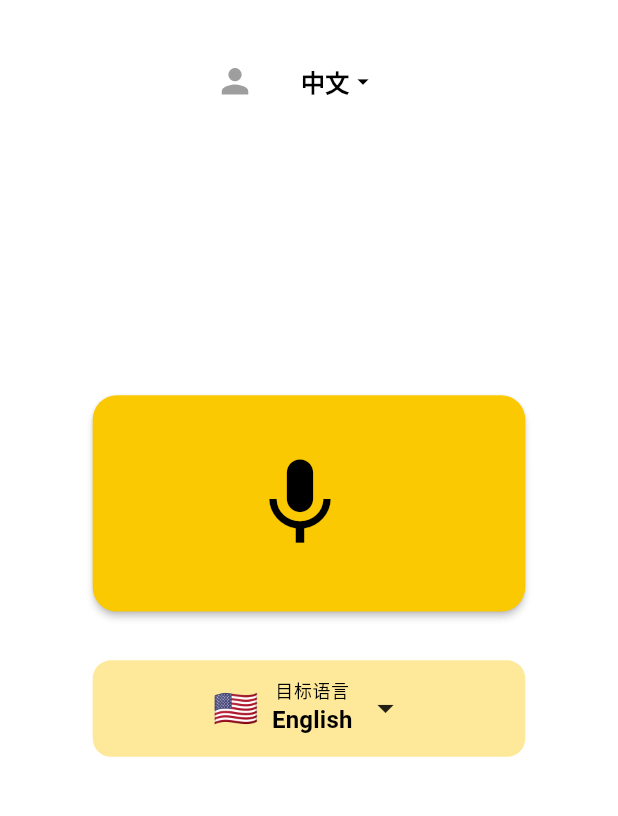
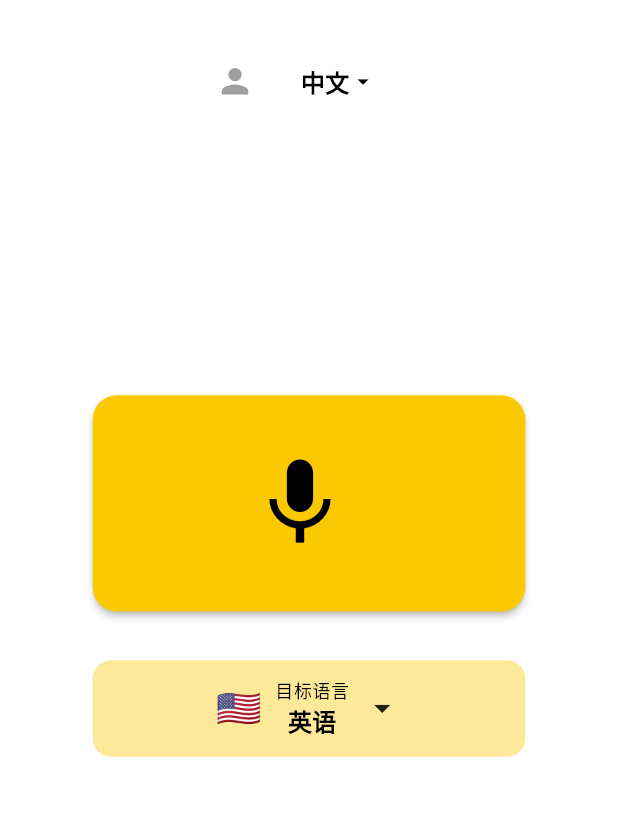
Before and after one commit to cuitingzhao/duoz_flutter, a Flutter app: the HomeView screen opened by its route, on a phone screen of 412 x 824 dp, the part 84-900 px from its top. Run offline on Flutter 3.47's test engine with Material 3 defaults, Android fonts, the phone set to English and light mode, and no system bars; our stand-ins replace audioplayers, auto_size_text, dio, flutter_screenutil, get, just_audio and 1 more; missing offline and left inert: audio_session, noise_meter, record.

Commit message:
中文化

```diff
--- a/lib/core/config/language_config.dart
+++ b/lib/core/config/language_config.dart
@@ -2,55 +2,55 @@ import '../../data/models/language.dart';
 
 class LanguageConfig {
   static const List<Language> supportedLanguages = [
-    Language(code: "ar-SA", name: "العربية", flag: "🇸🇦"),
-    Language(code: "hy-AM", name: "Հայերեն", flag: "🇦🇲"),
-    Language(code: "az-AZ", name: "Azərbaycan", flag: "🇦🇿"),
-    Language(code: "bs-BA", name: "Bosanski", flag: "🇧🇦"),
-    Language(code: "bg-BG", name: "Български", flag: "🇧🇬"),
-    Language(code: "ca-ES", name: "Català", flag: "🇪🇸"),
+    Language(code: "ar-SA", name: "阿拉伯语", flag: "🇸🇦"),
+    Language(code: "hy-AM", name: "亚美尼亚语", flag: "🇦🇲"),
+    Language(code: "az-AZ", name: "阿塞拜疆语", flag: "🇦🇿"),
+    Language(code: "bs-BA", name: "波斯尼亚语", flag: "🇧🇦"),
+    Language(code: "bg-BG", name: "保加利亚语", flag: "🇧🇬"),
+    Language(code: "ca-ES", name: "加泰罗尼亚语", flag: "🇪🇸"),
     Language(code: "zh-CN", name: "中文", flag: "🇨🇳"),
-    Language(code: "hr-HR", name: "Hrvatski", flag: "🇭🇷"),
-    Language(code: "cs-CZ", name: "Čeština", flag: "🇨🇿"),
-    Language(code: "da-DK", name: "Dansk", flag: "🇩🇰"),
-    Language(code: "nl-NL", name: "Nederlands", flag: "🇳🇱"),
-    Language(code: "en-US", name: "English", flag: "🇺🇸"),
-    Language(code: "et-EE", name: "Eesti", flag: "🇪🇪"),
-    Language(code: "fi-FI", name: "Suomi", flag: "🇫🇮"),
-    Language(code: "fr-FR", name: "Français", flag: "🇫🇷"),
-    Language(code: "de-DE", name: "Deutsch", flag: "🇩🇪"),
-    Language(code: "el-GR", name: "Ελληνικά", flag: "🇬🇷"),
-    Language(code: "he-IL", name: "עברית", flag: "🇮🇱"),
-    Language(code: "hi-IN", name: "हिन्दी", flag: "🇮🇳"),
-    Language(code: "hu-HU", name: "Magyar", flag: "🇭🇺"),
-    Language(code: "is-IS", name: "Íslenska", flag: "🇮🇸"),
-    Language(code: "id-ID", name: "Bahasa Indonesia", flag: "🇮🇩"),
-    Language(code: "it-IT", name: "Italiano", flag: "🇮🇹"),
-    Language(code: "ja-JP", name: "日本語", flag: "🇯🇵"),
-    Language(code: "kk-KZ", name: "Қазақ", flag: "🇰🇿"),
-    Language(code: "ko-KR", name: "한국어", flag: "🇰🇷"),
-    Language(code: "lv-LV", name: "Latviešu", flag: "🇱🇻"),
-    Language(code: "lt-LT", name: "Lietuvių", flag: "🇱🇹"),
-    Language(code: "mk-MK", name: "Македонски", flag: "🇲🇰"),
-    Language(code: "ms-MY", name: "Bahasa Melayu", flag: "🇲🇾"),
-    Language(code: "mr-IN", name: "मराठी", flag: "🇮🇳"),
-    Language(code: "nb-NO", name: "Norsk Bokmål", flag: "🇳🇴"),
-    Language(code: "fa-IR", name: "فارسی", flag: "🇮🇷"),
-    Language(code: "pl-PL", name: "Polski", flag: "🇵🇱"),
-    Language(code: "pt-BR", name: "Português", flag: "🇧🇷"),
-    Language(code: "ro-RO", name: "Română", flag: "🇷🇴"),
-    Language(code: "ru-RU", name: "Русский", flag: "🇷🇺"),
-    Language(code: "sr-RS", name: "Српски", flag: "🇷🇸"),
-    Language(code: "sk-SK", name: "Slovenčina", flag: "🇸🇰"),
-    Language(code: "sl-SI", name: "Slovenščina", flag: "🇸🇮"),
-    Language(code: "es-ES", name: "Español", flag: "🇪🇸"),
-    Language(code: "sw-KE", name: "Kiswahili", flag: "🇰🇪"),
-    Language(code: "sv-SE", name: "Svenska", flag: "🇸🇪"),
-    Language(code: "ta-IN", name: "தமிழ்", flag: "🇮🇳"),
-    Language(code: "th-TH", name: "ไทย", flag: "🇹🇭"),
-    Language(code: "tr-TR", name: "Türkçe", flag: "🇹🇷"),
-    Language(code: "uk-UA", name: "Українська", flag: "🇺🇦"),
-    Language(code: "ur-IN", name: "اردو", flag: "🇮🇳"),
-    Language(code: "vi-VN", name: "Tiếng Việt", flag: "🇻🇳")
+    Language(code: "hr-HR", name: "克罗地亚语", flag: "🇭🇷"),
+    Language(code: "cs-CZ", name: "捷克语", flag: "🇨🇿"),
+    Language(code: "da-DK", name: "丹麦语", flag: "🇩🇰"),
+    Language(code: "nl-NL", name: "荷兰语", flag: "🇳🇱"),
+    Language(code: "en-US", name: "英语", flag: "🇺🇸"),
+    Language(code: "et-EE", name: "爱沙尼亚语", flag: "🇪🇪"),
+    Language(code: "fi-FI", name: "芬兰语", flag: "🇫🇮"),
+    Language(code: "fr-FR", name: "法语", flag: "🇫🇷"),
+    Language(code: "de-DE", name: "德语", flag: "🇩🇪"),
+    Language(code: "el-GR", name: "希腊语", flag: "🇬🇷"),
+    Language(code: "he-IL", name: "希伯来语", flag: "🇮🇱"),
+    Language(code: "hi-IN", name: "印地语", flag: "🇮🇳"),
+    Language(code: "hu-HU", name: "匈牙利语", flag: "🇭🇺"),
+    Language(code: "is-IS", name: "冰岛语", flag: "🇮🇸"),
+    Language(code: "id-ID", name: "印度尼西亚语", flag: "🇮🇩"),
+    Language(code: "it-IT", name: "意大利语", flag: "🇮🇹"),
+    Language(code: "ja-JP", name: "日语", flag: "🇯🇵"),
+    Language(code: "kk-KZ", name: "哈萨克语", flag: "🇰🇿"),
+    Language(code: "ko-KR", name: "韩语", flag: "🇰🇷"),
+    Language(code: "lv-LV", name: "拉脱维亚语", flag: "🇱🇻"),
+    Language(code: "lt-LT", name: "立陶宛语", flag: "🇱🇹"),
+    Language(code: "mk-MK", name: "马其顿语", flag: "🇲🇰"),
+    Language(code: "ms-MY", name: "马来语", flag: "🇲🇾"),
+    Language(code: "mr-IN", name: "马拉地语", flag: "🇮🇳"),
+    Language(code: "nb-NO", name: "挪威语", flag: "🇳🇴"),
+    Language(code: "fa-IR", name: "波斯语", flag: "🇮🇷"),
+    Language(code: "pl-PL", name: "波兰语", flag: "🇵🇱"),
+    Language(code: "pt-BR", name: "葡萄牙语", flag: "🇧🇷"),
+    Language(code: "ro-RO", name: "罗马尼亚语", flag: "🇷🇴"),
+    Language(code: "ru-RU", name: "俄语", flag: "🇷🇺"),
+    Language(code: "sr-RS", name: "塞尔维亚语", flag: "🇷🇸"),
+    Language(code: "sk-SK", name: "斯洛伐克语", flag: "🇸🇰"),
+    Language(code: "sl-SI", name: "斯洛文尼亚语", flag: "🇸🇮"),
+    Language(code: "es-ES", name: "西班牙语", flag: "🇪🇸"),
+    Language(code: "sw-KE", name: "斯瓦希里语", flag: "🇰🇪"),
+    Language(code: "sv-SE", name: "瑞典语", flag: "🇸🇪"),
+    Language(code: "ta-IN", name: "泰米尔语", flag: "🇮🇳"),
+    Language(code: "th-TH", name: "泰语", flag: "🇹🇭"),
+    Language(code: "tr-TR", name: "土耳其语", flag: "🇹🇷"),
+    Language(code: "uk-UA", name: "乌克兰语", flag: "🇺🇦"),
+    Language(code: "ur-IN", name: "乌尔都语", flag: "🇮🇳"),
+    Language(code: "vi-VN", name: "越南语", flag: "🇻🇳")
   ];
 
   static const Language defaultSourceLanguage = Language(
@@ -61,7 +61,7 @@ class LanguageConfig {
 
   static const Language defaultTargetLanguage = Language(
     code: "en-US",
-    name: "English",
+    name: "英语",
     flag: "🇺🇸",
   );
 
```
